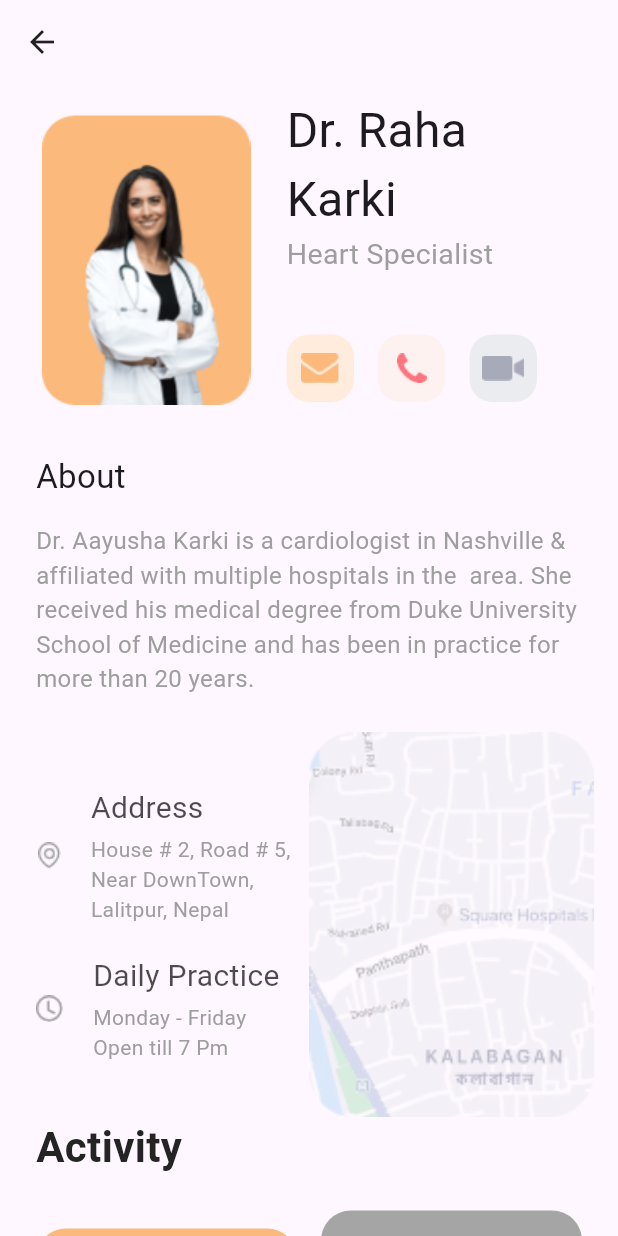
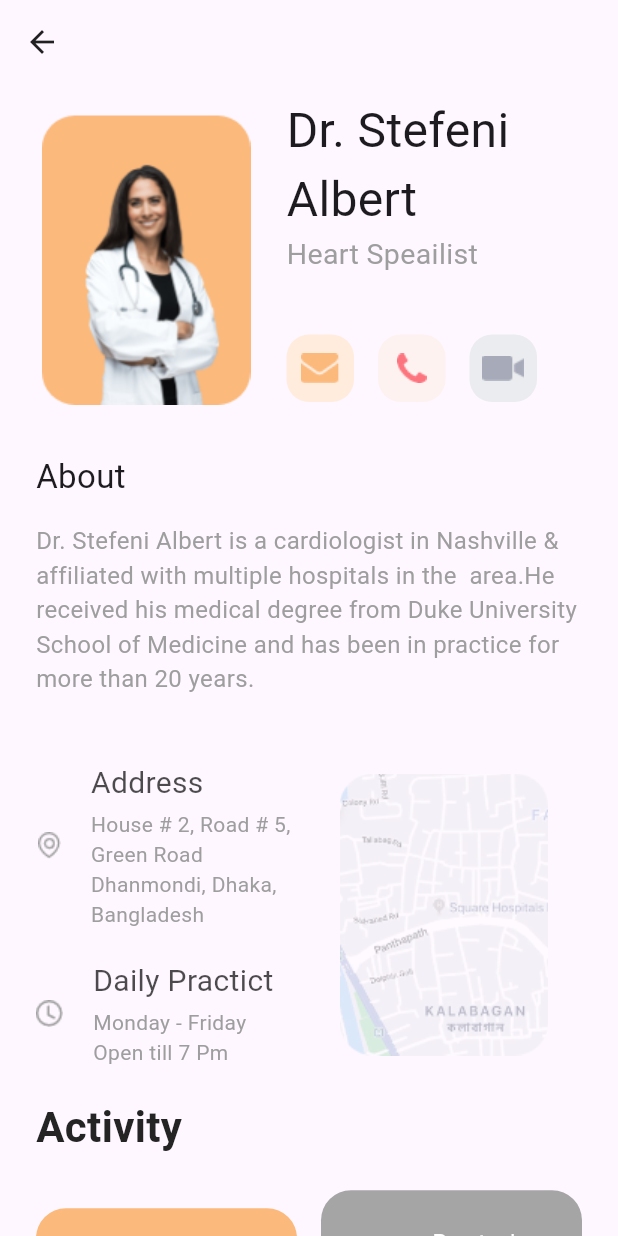
Before and after one commit to dcaayushd/Doctify, a Flutter app: the DoctorsInfo screen opened directly, on a phone screen of 412 x 824 dp. Run offline on Flutter 3.47's test engine with Material 3 defaults, Android fonts, the phone set to English and light mode, and no system bars; statements that could not run were skipped.

```diff
--- a/analysis_options.yaml
+++ b/analysis_options.yaml
@@ -8,6 +8,7 @@
 # The following line activates a set of recommended lints for Flutter apps,
 # packages, and plugins designed to encourage good coding practices.
 include: package:flutter_lints/flutter.yaml
+# include: flutter.yaml
 
 linter:
   # The lint rules applied to this project can be customized in the
--- a/lib/views/doctor_info.dart
+++ b/lib/views/doctor_info.dart
@@ -1,5 +1,4 @@
 import 'package:flutter/material.dart';
-import 'package:flutter/services.dart';
 
 class DoctorsInfo extends StatefulWidget {
   @override
@@ -13,11 +12,10 @@ class _DoctorsInfoState extends State<DoctorsInfo> {
       appBar: AppBar(
         backgroundColor: Colors.transparent,
         elevation: 0.0,
-        systemOverlayStyle: SystemUiOverlayStyle(
-          systemNavigationBarColor: Colors.blue, // Navigation bar
-          statusBarColor: Colors.red, // Status bar
+        // brightness: Brightness.light,
+        iconTheme: IconThemeData(
+          color: Colors.black87
         ),
-        iconTheme: IconThemeData(color: Colors.black87),
       ),
       body: SingleChildScrollView(
         child: Container(
@@ -39,11 +37,11 @@ class _DoctorsInfoState extends State<DoctorsInfo> {
                       crossAxisAlignment: CrossAxisAlignment.start,
                       children: <Widget>[
                         Text(
-                          "Dr. Raha Karki",
+                          "Dr. Stefeni Albert",
                           style: TextStyle(fontSize: 32),
                         ),
                         Text(
-                          "Heart Specialist",
+                          "Heart Speailist",
                           style: TextStyle(fontSize: 19, color: Colors.grey),
                         ),
                         SizedBox(
@@ -81,7 +79,7 @@ class _DoctorsInfoState extends State<DoctorsInfo> {
                 height: 16,
               ),
               Text(
-                "Dr. Aayusha Karki is a cardiologist in Nashville & affiliated with multiple hospitals in the  area. She received his medical degree from Duke University School of Medicine and has been in practice for more than 20 years. ",
+                "Dr. Stefeni Albert is a cardiologist in Nashville & affiliated with multiple hospitals in the  area.He received his medical degree from Duke University School of Medicine and has been in practice for more than 20 years. ",
                 style: TextStyle(color: Colors.grey, fontSize: 16),
               ),
               SizedBox(
@@ -110,10 +108,9 @@ class _DoctorsInfoState extends State<DoctorsInfo> {
                                 height: 3,
                               ),
                               Container(
-                                  width:
-                                      MediaQuery.of(context).size.width - 268,
+                                  width: MediaQuery.of(context).size.width - 268,
                                   child: Text(
-                                    "House # 2, Road # 5, Near DownTown, Lalitpur, Nepal",
+                                    "House # 2, Road # 5, Green Road Dhanmondi, Dhaka, Bangladesh",
                                     style: TextStyle(color: Colors.grey),
                                   ))
                             ],
@@ -133,7 +130,7 @@ class _DoctorsInfoState extends State<DoctorsInfo> {
                             crossAxisAlignment: CrossAxisAlignment.start,
                             children: <Widget>[
                               Text(
-                                "Daily Practice",
+                                "Daily Practict",
                                 style: TextStyle(
                                     color: Colors.black87.withOpacity(0.7),
                                     fontSize: 20),
@@ -142,8 +139,7 @@ class _DoctorsInfoState extends State<DoctorsInfo> {
                                 height: 3,
                               ),
                               Container(
-                                  width:
-                                      MediaQuery.of(context).size.width - 268,
+                                  width: MediaQuery.of(context).size.width - 268,
                                   child: Text(
                                     '''Monday - Friday
 Open till 7 Pm''',
@@ -155,13 +151,9 @@ Open till 7 Pm''',
                       )
                     ],
                   ),
-                  SizedBox(
-                    width: MediaQuery.of(context).size.width -
-                        222, // Adjust the subtracted value as needed
-                    child: Image.asset(
-                      "assets/map.png",
-                      fit: BoxFit.fitWidth,
-                    ),
+                  Image.asset(
+                    "assets/map.png",
+                    width: 180,
                   )
                 ],
               ),
@@ -179,8 +171,7 @@ Open till 7 Pm''',
                 children: <Widget>[
                   Expanded(
                     child: Container(
-                      padding:
-                          EdgeInsets.symmetric(vertical: 24, horizontal: 16),
+                      padding: EdgeInsets.symmetric(vertical: 24,horizontal: 16),
                       decoration: BoxDecoration(
                           color: Color(0xffFBB97C),
                           borderRadius: BorderRadius.circular(20)),
@@ -188,33 +179,31 @@ Open till 7 Pm''',
                         mainAxisAlignment: MainAxisAlignment.center,
                         children: <Widget>[
                           Container(
-                              padding: EdgeInsets.all(8),
-                              decoration: BoxDecoration(
-                                  color: Color(0xffFCCA9B),
-                                  borderRadius: BorderRadius.circular(16)),
+                            padding: EdgeInsets.all(8),
+                            decoration: BoxDecoration(
+                              color: Color(0xffFCCA9B),
+                              borderRadius: BorderRadius.circular(16)
+                            ),
                               child: Image.asset("assets/list.png")),
                           SizedBox(
                             width: 16,
                           ),
                           Container(
-                            width: MediaQuery.of(context).size.width / 2 - 130,
+                            width: MediaQuery.of(context).size.width/2 - 130,
                             child: Text(
                               "List Of Schedule",
-                              style:
-                                  TextStyle(color: Colors.white, fontSize: 17),
+                              style: TextStyle(color: Colors.white,
+                              fontSize: 17),
                             ),
                           )
                         ],
                       ),
                     ),
                   ),
-                  SizedBox(
-                    width: 16,
-                  ),
+                  SizedBox(width: 16,),
                   Expanded(
                     child: Container(
-                      padding:
-                          EdgeInsets.symmetric(vertical: 24, horizontal: 16),
+                      padding: EdgeInsets.symmetric(vertical: 24,horizontal: 16),
                       decoration: BoxDecoration(
                           color: Color(0xffA5A5A5),
                           borderRadius: BorderRadius.circular(20)),
@@ -225,17 +214,18 @@ Open till 7 Pm''',
                               padding: EdgeInsets.all(8),
                               decoration: BoxDecoration(
                                   color: Color(0xffBBBBBB),
-                                  borderRadius: BorderRadius.circular(16)),
+                                  borderRadius: BorderRadius.circular(16)
+                              ),
                               child: Image.asset("assets/list.png")),
                           SizedBox(
                             width: 16,
                           ),
                           Container(
-                            width: MediaQuery.of(context).size.width / 2 - 130,
+                            width: MediaQuery.of(context).size.width/2 - 130,
                             child: Text(
                               "Doctor's Daily Post",
-                              style:
-                                  TextStyle(color: Colors.white, fontSize: 17),
+                              style: TextStyle(color: Colors.white,
+                                  fontSize: 17),
                             ),
                           )
                         ],
@@ -253,10 +243,10 @@ Open till 7 Pm''',
 }
 
 class IconTile extends StatelessWidget {
-  final String? imgAssetPath;
-  final Color? backColor;
+  String imgAssetPath;
+  Color backColor;
 
-  IconTile({this.imgAssetPath, this.backColor});
+  IconTile({required this.imgAssetPath, required this.backColor});
 
   @override
   Widget build(BuildContext context) {
@@ -268,7 +258,7 @@ class IconTile extends StatelessWidget {
         decoration: BoxDecoration(
             color: backColor, borderRadius: BorderRadius.circular(15)),
         child: Image.asset(
-          imgAssetPath!,
+          imgAssetPath,
           width: 20,
         ),
       ),
```
Also changed, not shown: lib/data/data.dart (+62 -24 lines), lib/model/speciality.dart (deleted, +0 -10 lines), lib/model/specialty.dart (added, +31 -0 lines), lib/views/home.dart (+36 -37 lines), pubspec.yaml (+4 -11 lines), pubspec.lock.
